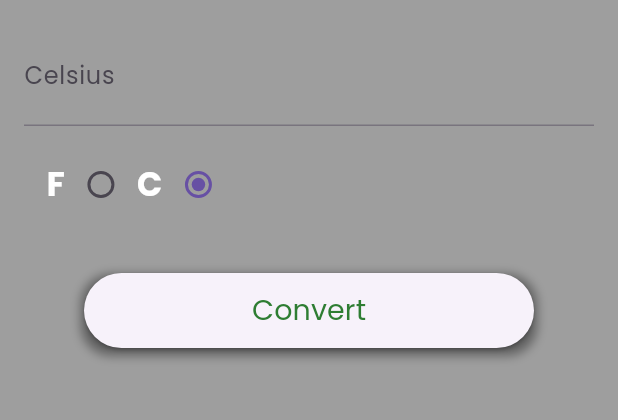
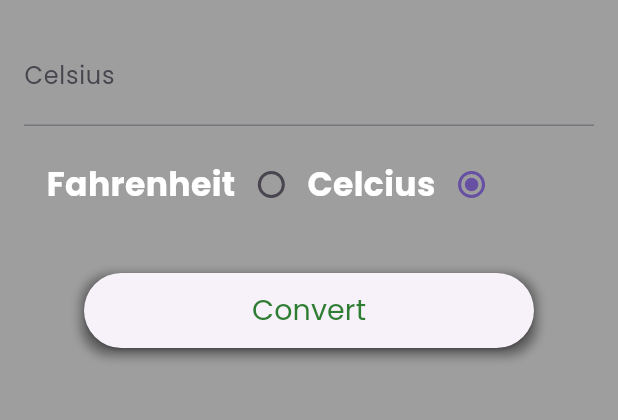
Before and after one commit to tuyishimejohnson/converter_application, a Flutter app: the screen it shows after launch, on a phone screen of 412 x 824 dp, the part 84-504 px from its top. Run offline on Flutter 3.47's test engine with Material 3 defaults, Android fonts, the phone set to English and light mode, and no system bars.

Commit message:
Added the description of the program.

```diff
--- a/lib/main.dart
+++ b/lib/main.dart
@@ -1,5 +1,6 @@
 import 'package:flutter/material.dart';
-
+// A program that is used to convert temperature
+// specifically Fahrenheit and Celcius.
 void main() => runApp(TemperatureConverter());
 
 class TemperatureConverter extends StatelessWidget {
@@ -65,7 +66,7 @@ class TempState extends State<TemperatureApp> {
       child: Row(
         mainAxisAlignment: MainAxisAlignment.start,
         children: <Widget>[
-          Text("F",
+          Text("Fahrenheit",
             style: TextStyle(
               color: Colors.white,
               fontSize: 22,
@@ -81,7 +82,7 @@ class TempState extends State<TemperatureApp> {
               });
             },
           ),
-          Text("C",
+          Text("Celcius",
           style: TextStyle(
             color: Colors.white,
             fontSize: 22,
```
